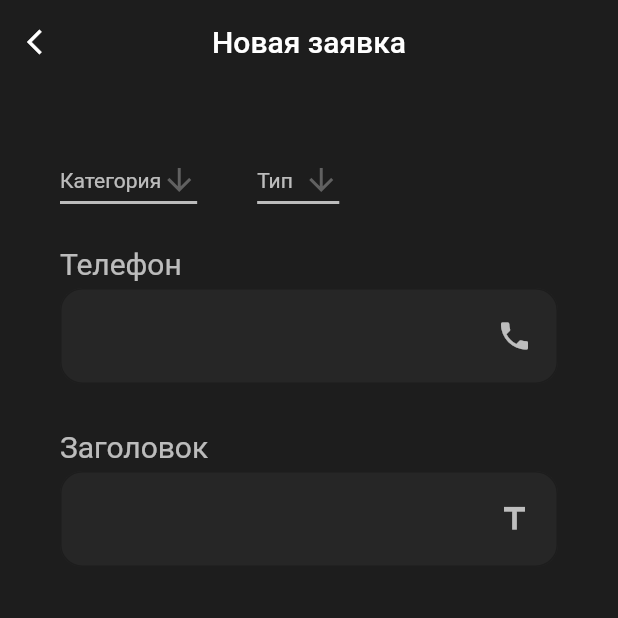
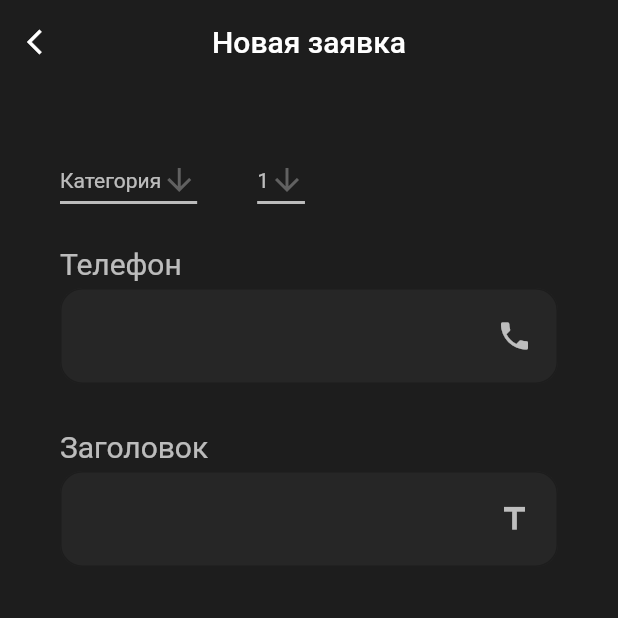
Before and after one commit to w3htt4mk/hahaton, a Flutter app: the NewRequest screen opened directly, on a phone screen of 412 x 824 dp, the top half of it. Run offline on Flutter 3.47's test engine with Material 2 defaults, Android fonts, the light colour scheme and no system bars; our stand-ins replace file_picker; network calls fail.

Commit message:
added new request

```diff
--- a/lib/custombotnav.dart
+++ b/lib/custombotnav.dart
@@ -8,10 +8,11 @@ class CustomBottomNavBar extends StatelessWidget {
   const CustomBottomNavBar({
     Key? key,
     required this.selectedMenu,
+    this.sessionToken,
   }) : super(key: key);
 
   final MenuState selectedMenu;
-
+  final String? sessionToken;
   @override
   Widget build(BuildContext context) {
     final Color inActiveIconColor = Colors.white70;
@@ -31,21 +32,21 @@ class CustomBottomNavBar extends StatelessWidget {
                   ? PrimaryColor
                   : inActiveIconColor,),
                 onPressed: () =>
-                    Navigator.push(context, MaterialPageRoute(builder: (context) => MyRequests())),
+                    Navigator.push(context, MaterialPageRoute(builder: (context) => MyRequests(sessionToken: sessionToken,))),
               ),
               IconButton(
                 icon: Icon(Icons.add, color: MenuState.new_request == selectedMenu
                     ? PrimaryColor
                     : inActiveIconColor,),
                 onPressed: () =>
-                    Navigator.push(context, MaterialPageRoute(builder: (context) => NewRequest())),
+                    Navigator.push(context, MaterialPageRoute(builder: (context) => NewRequest(sessionToken: sessionToken,))),
               ),
               IconButton(
                 icon: Icon(Icons.person, color: MenuState.profile == selectedMenu
                     ? PrimaryColor
                     : inActiveIconColor,),
                 onPressed: () =>
-                    Navigator.push(context, MaterialPageRoute(builder: (context) => ProfileScreen())),
+                    Navigator.push(context, MaterialPageRoute(builder: (context) => ProfileScreen(sessionToken: sessionToken,))),
               ),
             ],
           )),
--- a/lib/new_request.dart
+++ b/lib/new_request.dart
@@ -3,13 +3,18 @@ import 'package:file_picker/file_picker.dart';
 import 'custombotnav.dart';
 import 'enums.dart';
 
-const List<String> categorylist = <String>['Категория', '1кат', '2кат', '3кат', '4кат'];
-const List<String> typelist = <String>['Тип', '1тип', '2тип', '3тип', '4тип'];
+import 'package:http/http.dart' as http;
+
+const List<String> categorylist = <String>['Категория'];
+const List<int> urgencylist = <int>[1,2,3,4];
 
 //подкрутить с апи
 
 class NewRequest extends StatefulWidget {
-  const NewRequest({Key? key}) : super(key: key);
+  final String? sessionToken;
+  const NewRequest(
+      {Key? key, this.sessionToken})
+      : super(key: key);
 
   @override
   State<NewRequest> createState() => _NewRequestState();
@@ -17,8 +22,41 @@ class NewRequest extends StatefulWidget {
 
 class _NewRequestState extends State<NewRequest> {
 
+  @override
+  void initState() {
+    print(widget.sessionToken);
+    super.initState();
+  }
+
+  void makerequest(String title, String phone, String description, int urgency) async {
+    var headers = {
+      'Content-Type': 'application/json',
+      'Session-Token': '${widget.sessionToken}',
+    };
+    print(widget.sessionToken);
+
+    var url = Uri.parse('https://hakahelp.admhmao.ru/apirest.php/ticket/');
+    var res = await http.post(url, headers: headers, body: '{"input" : {"name":"${title}", "phone":"${phone}", "content":"${description}", "urgency":${urgency}, "impact":10, "requesttypes_id": 1}}');
+    if (res.statusCode != 201) throw Exception('http.post error: statusCode= ${res.statusCode} ${res.reasonPhrase}');
+    print(res.body);
+
+    /*var url = Uri.parse('https://hakahelp.admhmao.ru/apirest.php/ticket/');
+    var req = new http.MultipartRequest('POST', url)
+      ..fields['uploadManifest'] = '{"input": {"name": "Uploaded document", "phone":"123", "content":"content", "urgency":3, "impact":10, "requesttypes_id": 1, "_filename" : ["${pickedFile?.name}"]}};type=application/json'
+      ..files.add(await http.MultipartFile.fromPath(
+          'filename[0]', '${pickedFile?.path}'));
+    req.headers['Content-Type'] = 'multipart/form-data';
+    req.headers['Session-Token'] = '${widget.sessionToken}';
+    var res = await req.send();
+    if (res.statusCode != 201) throw Exception('http.post error: statusCode= ${res.statusCode}');
+    print(res.stream);*/
+
+  }
+
+
+
   String dropdowncategoryValue = categorylist.first;
-  String dropdowntypeValue = typelist.first;
+  int dropdownurgencyValue = urgencylist.first;
 
 
   PlatformFile? pickedFile;
@@ -30,7 +68,9 @@ class _NewRequestState extends State<NewRequest> {
     });
   }
 
-
+  final phone_controller = TextEditingController();
+  final title_controller = TextEditingController();
+  final description_controller = TextEditingController();
 
   Widget makeInput({label, obscureText = false, icon, controller}) {
     return Column(
@@ -91,7 +131,7 @@ class _NewRequestState extends State<NewRequest> {
           icon: Icon(Icons.arrow_back_ios, size: 20, color: Colors.white,),
         ),
       ),
-      bottomNavigationBar: CustomBottomNavBar(selectedMenu: MenuState.new_request,),
+      bottomNavigationBar: CustomBottomNavBar(selectedMenu: MenuState.new_request, sessionToken: widget.sessionToken),
 
       body: SingleChildScrollView(
         child: Container(
@@ -127,8 +167,8 @@ class _NewRequestState extends State<NewRequest> {
                       }).toList(),
                     ),
                     SizedBox(width: 40,),
-                    DropdownButton<String>(
-                      value: dropdowntypeValue,
+                    DropdownButton<int>(
+                      value: dropdownurgencyValue,
                       icon: const Icon(Icons.arrow_downward),
                       elevation: 16,
                       style: const TextStyle(color: Colors.white70),
@@ -136,26 +176,26 @@ class _NewRequestState extends State<NewRequest> {
                         height: 2,
                         color: Colors.white70,
                       ),
-                      onChanged: (String? value) {
+                      onChanged: (int? value) {
                         // This is called when the user selects an item.
                         setState(() {
-                          dropdowntypeValue = value!;
+                          dropdownurgencyValue = value!;
                         });
                       },
                       dropdownColor: Color(0xFF262626),
-                      items: typelist.map<DropdownMenuItem<String>>((String value) {
-                        return DropdownMenuItem<String>(
+                      items: urgencylist.map<DropdownMenuItem<int>>((int value) {
+                        return DropdownMenuItem<int>(
                           value: value,
-                          child: Text(value),
+                          child: Text("${value}"),
                         );
                       }).toList(),
                     ),
                   ],
                 ),
                 SizedBox(height: 20,),
-                makeInput(label: "Телефон", icon: Icon(Icons.phone, color: Colors.white70,),),
-                makeInput(label: "Заголовок", icon: Icon(Icons.title, color: Colors.white70,),),
-                makeInput(label: "Описание", icon: Icon(Icons.text_fields, color: Colors.white70,),),
+                makeInput(label: "Телефон", icon: Icon(Icons.phone, color: Colors.white70,), controller: phone_controller),
+                makeInput(label: "Заголовок", icon: Icon(Icons.title, color: Colors.white70,), controller: title_controller),
+                makeInput(label: "Описание", icon: Icon(Icons.text_fields, color: Colors.white70,), controller: description_controller),
                 Padding(
                   padding: EdgeInsets.symmetric(horizontal: 0),
                   child: Container(
@@ -194,6 +234,7 @@ class _NewRequestState extends State<NewRequest> {
                       minWidth: double.infinity,
                       height: 70,
                       onPressed: () {
+                        makerequest(title_controller.text, phone_controller.text, description_controller.text, dropdownurgencyValue);
                         // Отправить заявку
                       },
                       color: Colors.orange,
--- a/pubspec.yaml
+++ b/pubspec.yaml
@@ -39,6 +39,7 @@ dependencies:
   simple_animations: ^5.0.0+3
   animations: ^2.0.7
   file_picker: ^4.5.1
+  http: ^0.13.5
   glpi_dart: ^0.2.0
 
 dev_dependencies:
```
Also changed, not shown: lib/login.dart (+17 -23 lines), lib/main.dart (+2 -29 lines), lib/my_requests.dart (+34 -2 lines), lib/profile.dart (+26 -31 lines), lib/signup.dart (deleted, +0 -118 lines), pubspec.lock.
